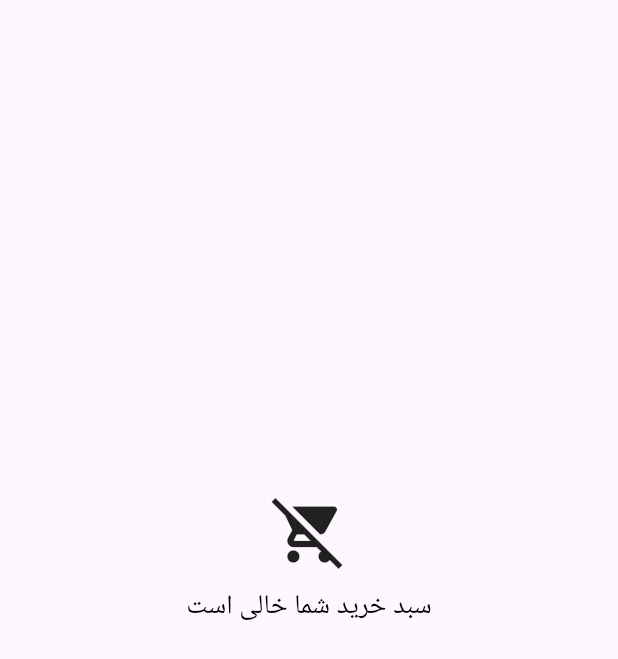
After one commit to Amirmdlsd/watch_store-getx, a Flutter app: the BasketScreen screen opened by its route, on a phone screen of 412 x 824 dp. The commit adds this screen. Shown: the top 659 px of the screen. Run offline on Flutter 3.47's test engine with Material 3 defaults, Android fonts, the phone set to English and light mode, and no system bars; our stand-ins replace cached_network_image, dio, flutter_svg, flutter_widget_from_html, get, get_storage and 3 more; accounts and stored records are empty; generated files the repository leaves out were written again; network calls fail.

Commit message:
update basket screen

```diff
--- /dev/null
+++ b/devtools_options.yaml
@@ -0,0 +1 @@
+extensions:
--- a/lib/config/widget/product_item.dart
+++ b/lib/config/widget/product_item.dart
@@ -45,11 +45,7 @@ class _ProductItemState extends State<ProductItem> {
     String productTime = widget.product.specialExpiration!;
     Duration dif = time.difference(DateTime.parse(productTime)).abs();
     timeInSeconds.value = dif.inSeconds;
-    debugPrint('time in sec : ${dif.inSeconds.remainder(60)}');
-    debugPrint('time in min : ${dif.inMinutes.remainder(60)}');
-    debugPrint('time in hour : ${dif.inHours.remainder(24)}');
-    debugPrint('time : ${timeInSeconds.value}');
-    // TODO: implement initState
+
     super.initState();
     startTimer();
   }
--- a/lib/feature/feature_authentication/controller/auth_controller.dart
+++ b/lib/feature/feature_authentication/controller/auth_controller.dart
@@ -21,7 +21,7 @@ class AuthController extends GetxController {
   Future<bool> sendSms() async {
     try {
       loading.value = true;
-      var response = await DioProvider.postMethod(
+      var response = await DioProvider().postMethod(
           {'mobile': mobileController.text}, EndPoints.sendSmsEndPoint);
       debugPrint(response.data['data']['code'].toString());
       CustomSnackBar.showSnackBar(response.data['data']['code'].toString());
@@ -44,14 +44,14 @@ class AuthController extends GetxController {
   Future<void> getOtpCode() async {
     try {
       loadingForCode.value = true;
-      var response = await DioProvider.postMethod({
+      var response = await DioProvider().postMethod({
         'mobile': mobileController.text,
         'code': verificationCodeContoller.text
       }, EndPoints.checkSmsEndPoint);
       loadingForCode.value = false;
       AuthManager.saveToken(response.data['data']['token']);
       if (response.data['data']['is_registered']) {
-        Get.offAndToNamed(NamedClass.homeScreen);
+        Get.offAndToNamed(NamedClass.mainScreen);
       } else {
         debugPrint('register');
       }
--- /dev/null
+++ b/lib/feature/feature_basket/model/basket_model.dart
@@ -0,0 +1,34 @@
+import 'package:get/get.dart';
+
+class BasketModel {
+  int id;
+  int productId;
+  String product;
+  int count;
+  int price;
+  int discount;
+  int discountPrice;
+  String image;
+  late RxBool isLoading;
+  late RxBool isDeleting; // Renamed isDeleteing to isDeleting for consistency
+
+  BasketModel(this.id, this.productId, this.product, this.count, this.price,
+      this.discount, this.discountPrice, this.image,
+      {bool isLoading = false, bool isDeleting = false}) {
+    this.isLoading = RxBool(isLoading);
+    this.isDeleting = RxBool(isDeleting);
+  }
+
+  factory BasketModel.fromJson(Map<String, dynamic> json) {
+    return BasketModel(
+      json["id"],
+      json['product_id'],
+      json['product'],
+      json['count'],
+      json['price'],
+      json['discount'],
+      json['discount_price'],
+      json['image'],
+    );
+  }
+}
--- /dev/null
+++ b/lib/feature/feature_basket/screen/basket_scren.dart
@@ -0,0 +1,87 @@
+import 'package:flutter/cupertino.dart';
+import 'package:flutter/material.dart';
+import 'package:flutter/widgets.dart';
+import 'package:flutter_svg/flutter_svg.dart';
+import 'package:watch_store_getx/config/constant/color.dart';
+import 'package:watch_store_getx/config/constant/dimens.dart';
+import 'package:watch_store_getx/config/extension/sized_box_extension.dart';
+import 'package:watch_store_getx/config/widget/cached_image.dart';
+import 'package:watch_store_getx/config/widget/loading_widget.dart';
+import 'package:watch_store_getx/feature/feature_basket/controller/basket_controller.dart';
+import 'package:watch_store_getx/feature/feature_basket/model/basket_model.dart';
+import 'package:watch_store_getx/gen/assets.gen.dart';
+
+import '../widget/basket_item.dart';
+import 'package:get/get.dart';
+
+class BasketScreen extends StatelessWidget {
+  BasketScreen({super.key});
+
+  final basketController = Get.put(BasketController());
+
+  @override
+  Widget build(BuildContext context) {
+    var height = MediaQuery.of(context).size.height;
+    var width = MediaQuery.of(context).size.width;
+
+    return Scaffold(
+      body: SafeArea(
+        child: Obx(
+          () => basketController.loadingForItem.value
+              ? const Center(child: LoadingWidget())
+              : CustomScrollView(
+                  slivers: [
+                    basketController.basketList.isEmpty
+                        ? SliverPadding(
+                            padding: EdgeInsets.only(top: height * .4),
+                            sliver: SliverToBoxAdapter(
+                              child: Column(
+                                mainAxisAlignment: MainAxisAlignment.center,
+                                children: [
+                                  const Icon(
+                                    Icons.remove_shopping_cart,
+                                    size: 50,
+                                  ),
+                                  AppDimens.medium.height,
+                                  const Text(
+                                    'سبد خرید شما خالی است',
+                                    style: TextStyle(
+                                        fontSize: 18, color: Colors.black),
+                                  )
+                                ],
+                              ),
+                            ),
+                          )
+                        : SliverList(
+                            delegate:
+                                SliverChildBuilderDelegate((context, index) {
+                            return BasketItem(
+                              width: width,
+                              height: height,
+                              basket: basketController.basketList[index],
+                              basketController: basketController,
+                            );
+                          }, childCount: basketController.basketList.length))
+                  ],
+                ),
+        ),
+      ),
+    );
+  }
+}
+
+class BasketIconWidget extends StatelessWidget {
+  const BasketIconWidget({super.key, required this.onTap, required this.icon});
+
+  final Function() onTap;
+  final String icon;
+
+  @override
+  Widget build(BuildContext context) {
+    return GestureDetector(
+      onTap: onTap,
+      child: SvgPicture.asset(icon,
+          width: MediaQuery.of(context).size.width * .07),
+    );
+  }
+}
--- a/lib/feature/feature_home/controller/home_controller.dart
+++ b/lib/feature/feature_home/controller/home_controller.dart
@@ -22,7 +22,7 @@ class HomeController extends GetxController {
   Future<dynamic> getHomeData() async {
     try {
       isLoading.value = true;
-      var response = await DioProvider.getMethod(
+      var response = await DioProvider().getMethod(
           EndPoints.homeEndPoint);
 
       if (response.statusCode == 200) {
--- a/lib/feature/feature_home/screen/home_screen.dart
+++ b/lib/feature/feature_home/screen/home_screen.dart
@@ -8,6 +8,7 @@ import 'package:watch_store_getx/config/widget/loading_widget.dart';
 import 'package:watch_store_getx/config/widget/search_bar.dart';
 import 'package:watch_store_getx/feature/feature_home/widget/category_list_view.dart';
 import 'package:watch_store_getx/feature/feature_home/widget/home_product_list_view.dart';
+import 'package:watch_store_getx/feature/utils/auth_manager.dart';
 
 import '../controller/home_controller.dart';
 import 'package:get/get.dart';
@@ -19,6 +20,7 @@ class HomeScreen extends StatelessWidget {
 
   @override
   Widget build(BuildContext context) {
+    debugPrint('Bearer ${AuthManager.readToken()}');
     return Scaffold(
       body: SafeArea(
         child: Obx(
--- a/lib/feature/feature_home/screen/main_screen.dart
+++ b/lib/feature/feature_home/screen/main_screen.dart
@@ -4,7 +4,9 @@ import 'package:flutter/widgets.dart';
 import 'package:flutter_svg/flutter_svg.dart';
 import 'package:get/get.dart';
 import 'package:get_storage/get_storage.dart';
+import 'package:watch_store_getx/feature/feature_basket/screen/basket_scren.dart';
 import 'package:watch_store_getx/feature/feature_home/screen/home_screen.dart';
+import 'package:watch_store_getx/feature/feature_profile/screen/profile_screen.dart';
 import 'package:watch_store_getx/gen/assets.gen.dart';
 
 import '../../utils/auth_manager.dart';
@@ -23,7 +25,7 @@ class MainScreen extends StatelessWidget {
             child: Obx(
               ()=> IndexedStack(
                         index: currentIndex.value,
-                        children: [HomeScreen()],
+                        children: [HomeScreen(),BasketScreen(),ProfileScreen()],
                       ),
             )),
         bottomNavigationBar: Obx(
--- a/lib/feature/feature_product_detail/controller/product_detail_controller.dart
+++ b/lib/feature/feature_product_detail/controller/product_detail_controller.dart
@@ -17,8 +17,8 @@ class ProductDetailController extends GetxController {
     try {
       loading.value = true;
       Get.toNamed(NamedClass.singleProductDetail);
-      var response = await DioProvider.getMethod(
-          EndPoints.productDetailEndPoint + id.toString());
+      var response = await DioProvider()
+          .getMethod(EndPoints.productDetailEndPoint + id.toString());
       debugPrint(response.data['data'][0].toString());
 
       productDetaill.value =
--- a/lib/feature/utils/auth_manager.dart
+++ b/lib/feature/utils/auth_manager.dart
@@ -8,10 +8,10 @@ class AuthManager {
   }
 
   static String readToken() {
-    return GetStorage().read('token') ?? "";
+    return box.read('token') ?? "";
   }
 
   static void removeToken() {
-    GetStorage().remove('token');
+    box.remove('token');
   }
 }
--- a/lib/feature/utils/dio_provider.dart
+++ b/lib/feature/utils/dio_provider.dart
@@ -3,15 +3,28 @@ import 'package:flutter/cupertino.dart';
 import 'package:watch_store_getx/feature/utils/auth_manager.dart';
 
 class DioProvider {
-  static final Dio dio = Dio();
-static dynamic getMethod(String url){
-  return dio.get(url);
-}
-  static dynamic postMethod(Map<String, dynamic> map, String url) {
-    if(AuthManager.readToken().isNotEmpty){
+  DioProvider._();
+
+  static final DioProvider _instance = DioProvider._();
+
+  factory DioProvider() {
+    return _instance;
+  }
+
+  final Dio _dio = Dio();
+
+  Dio get dio => _dio;
+
+  dynamic getMethod(String url) {
+    return _dio.get(url);
+  }
+
+  dynamic postMethod(Map<String, dynamic> map, String url) {
+    String token = AuthManager.readToken();
+    if (token.isNotEmpty) {
       debugPrint(AuthManager.readToken().toString());
-      dio.options.headers['Authorization']='Bearer ${AuthManager.readToken()}';
+      _dio.options.headers['Authorization'] = 'Bearer $token';
     }
-    return dio.post(url, data: FormData.fromMap(map));
+    return _dio.post(url, data: FormData.fromMap(map));
   }
 }
--- a/lib/main.dart
+++ b/lib/main.dart
@@ -1,11 +1,14 @@
 import 'package:flutter/material.dart';
 import 'package:get/get.dart';
+import 'package:get_storage/get_storage.dart';
 import 'package:watch_store_getx/feature/feature_authentication/screen/send_sms_screen.dart';
+import 'package:watch_store_getx/feature/feature_basket/screen/basket_scren.dart';
 import 'package:watch_store_getx/feature/feature_home/screen/home_screen.dart';
 import 'package:watch_store_getx/feature/feature_home/screen/main_screen.dart';
 import 'package:watch_store_getx/route/route.dart';
 
-void main() {
+void main()async {
+ await GetStorage.init();
   runApp(const MyApp());
 }
 
--- a/lib/route/route.dart
+++ b/lib/route/route.dart
@@ -1,6 +1,7 @@
 import 'package:get/get.dart';
 import 'package:watch_store_getx/feature/feature_authentication/screen/get_otp_screen.dart';
 import 'package:watch_store_getx/feature/feature_authentication/screen/send_sms_screen.dart';
+import 'package:watch_store_getx/feature/feature_basket/screen/basket_scren.dart';
 import 'package:watch_store_getx/feature/feature_home/screen/home_screen.dart';
 import 'package:watch_store_getx/feature/feature_home/screen/main_screen.dart';
 import 'package:watch_store_getx/feature/feature_product_detail/screen/single_detail_product_screen.dart';
@@ -11,5 +12,8 @@ List<GetPage<dynamic>> getPage = [
   GetPage(name: NamedClass.getOtpScreen, page: () => GetOtpScreen()),
   GetPage(name: NamedClass.mainScreen, page: () => MainScreen()),
   GetPage(name: NamedClass.homeScreen, page: () => HomeScreen()),
-  GetPage(name: NamedClass.singleProductDetail, page: () => SingleProductDetailScreen())
-,];
+  GetPage(
+      name: NamedClass.singleProductDetail,
+      page: () => SingleProductDetailScreen()),
+  GetPage(name: NamedClass.basketScreen, page: () => BasketScreen()),
+];
```
Also changed, not shown: lib/feature/feature_basket/controller/basket_controller.dart (added, +112 -0 lines), lib/feature/feature_basket/widget/basket_item.dart (added, +137 -0 lines), lib/feature/feature_product_detail/screen/single_detail_product_screen.dart (+22 -8 lines), lib/feature/feature_profile/screen/profile_screen.dart (added, +21 -0 lines), 1 other file.
